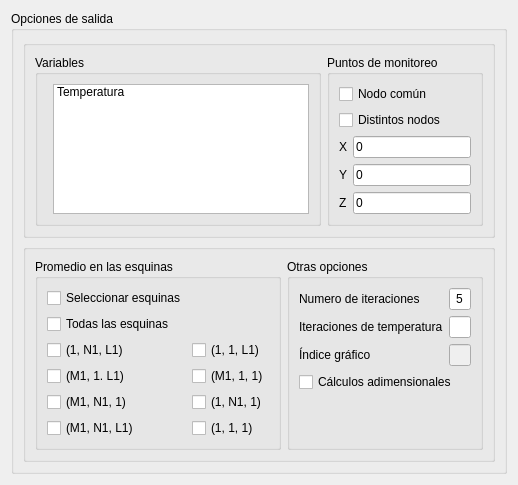
First picture: the form in salida_window/ui/salida_window.ui, repository luisdavidrodm/PrePRODIC3D, before the edit.
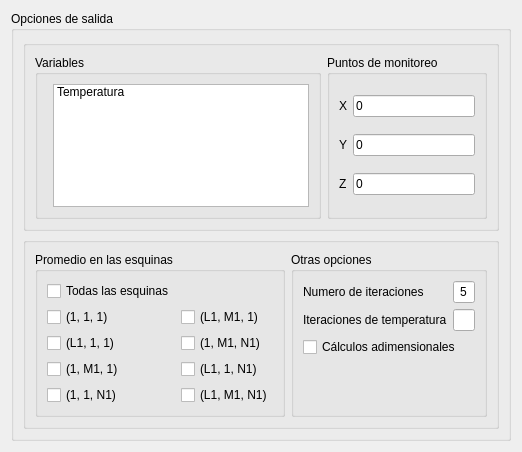
Second picture: the form after the edit.

Commit message: Esquinas en OUTPUT

The edit to the form file:
```diff
--- a/salida_window/ui/salida_window.ui
+++ b/salida_window/ui/salida_window.ui
@@ -6,7 +6,7 @@
    <rect>
     <x>0</x>
     <y>0</y>
-    <width>504</width>
+    <width>520</width>
     <height>452</height>
    </rect>
   </property>
@@ -50,7 +50,7 @@
             <string>Puntos de monitoreo</string>
            </property>
            <layout class="QGridLayout" name="gridLayout">
-            <item row="3" column="1">
+            <item row="1" column="1">
              <widget class="QLineEdit" name="le_y">
               <property name="text">
                <string>0</string>
@@ -58,54 +58,37 @@
              </widget>
             </item>
             <item row="2" column="1">
+             <widget class="QLineEdit" name="le_z">
+              <property name="text">
+               <string>0</string>
+              </property>
+             </widget>
+            </item>
+            <item row="2" column="0">
+             <widget class="QLabel" name="label_3">
+              <property name="text">
+               <string>Z</string>
+              </property>
+             </widget>
+            </item>
+            <item row="0" column="1">
              <widget class="QLineEdit" name="le_x">
               <property name="text">
                <string>0</string>
               </property>
              </widget>
             </item>
-            <item row="0" column="0" colspan="2">
-             <widget class="QCheckBox" name="chb_common_node">
-              <property name="text">
-               <string>Nodo común</string>
-              </property>
-              <property name="tristate">
-               <bool>false</bool>
-              </property>
-             </widget>
-            </item>
-            <item row="1" column="0" colspan="2">
-             <widget class="QCheckBox" name="chb_different_nodes">
-              <property name="text">
-               <string>Distintos nodos</string>
-              </property>
-             </widget>
-            </item>
-            <item row="2" column="0">
-             <widget class="QLabel" name="label">
-              <property name="text">
-               <string>X</string>
-              </property>
-             </widget>
-            </item>
-            <item row="3" column="0">
+            <item row="1" column="0">
              <widget class="QLabel" name="label_2">
               <property name="text">
                <string>Y</string>
               </property>
              </widget>
             </item>
-            <item row="4" column="0">
-             <widget class="QLabel" name="label_3">
+            <item row="0" column="0">
+             <widget class="QLabel" name="label">
               <property name="text">
-               <string>Z</string>
-              </property>
-             </widget>
-            </item>
-            <item row="4" column="1">
-             <widget class="QLineEdit" name="le_z">
-              <property name="text">
-               <string>0</string>
+               <string>X</string>
               </property>
              </widget>
             </item>
@@ -127,82 +110,72 @@
             <string>Promedio en las esquinas</string>
            </property>
            <layout class="QGridLayout" name="gridLayout_2">
-            <item row="1" column="0">
-             <widget class="QCheckBox" name="checkBox_4">
+            <item row="3" column="1">
+             <widget class="QCheckBox" name="chb_corner_7">
+              <property name="text">
+               <string>(L1, 1, N1)</string>
+              </property>
+             </widget>
+            </item>
+            <item row="0" column="0">
+             <widget class="QCheckBox" name="chb_all_corners">
               <property name="text">
                <string>Todas las esquinas</string>
               </property>
              </widget>
             </item>
-            <item row="2" column="0">
-             <widget class="QCheckBox" name="checkBox_5">
-              <property name="text">
-               <string>(1, N1, L1)</string>
-              </property>
-             </widget>
-            </item>
-            <item row="4" column="0">
-             <widget class="QCheckBox" name="checkBox_11">
-              <property name="text">
-               <string>(M1, N1, 1)</string>
-              </property>
-             </widget>
-            </item>
             <item row="3" column="0">
              <widget class="QCheckBox" name="checkBox_8">
               <property name="text">
-               <string>(M1, 1. L1)</string>
+               <string>(1, M1, 1)</string>
               </property>
              </widget>
             </item>
-            <item row="0" column="0">
-             <widget class="QCheckBox" name="checkBox_3">
-              <property name="tabletTracking">
-               <bool>false</bool>
-              </property>
+            <item row="1" column="1">
+             <widget class="QCheckBox" name="chb_corner_5">
               <property name="text">
-               <string>Seleccionar esquinas</string>
+               <string>(L1, M1, 1)</string>
               </property>
               <property name="tristate">
                <bool>true</bool>
               </property>
              </widget>
             </item>
-            <item row="2" column="1">
-             <widget class="QCheckBox" name="checkBox_6">
-              <property name="text">
-               <string>(1, 1, L1)</string>
-              </property>
-             </widget>
-            </item>
-            <item row="3" column="1">
-             <widget class="QCheckBox" name="checkBox_9">
-              <property name="text">
-               <string>(M1, 1, 1)</string>
-              </property>
-             </widget>
-            </item>
-            <item row="4" column="1">
-             <widget class="QCheckBox" name="checkBox_12">
-              <property name="text">
-               <string>(1, N1, 1)</string>
-              </property>
-             </widget>
-            </item>
-            <item row="5" column="0">
-             <widget class="QCheckBox" name="checkBox_10">
-              <property name="text">
-               <string>(M1, N1, L1)</string>
-              </property>
-             </widget>
-            </item>
-            <item row="5" column="1">
-             <widget class="QCheckBox" name="checkBox_7">
+            <item row="1" column="0">
+             <widget class="QCheckBox" name="chb_corner_1">
               <property name="text">
                <string>(1, 1, 1)</string>
               </property>
              </widget>
             </item>
+            <item row="4" column="0">
+             <widget class="QCheckBox" name="chb_corner_4">
+              <property name="text">
+               <string>(1, 1, N1)</string>
+              </property>
+             </widget>
+            </item>
+            <item row="4" column="1">
+             <widget class="QCheckBox" name="chb_corner_8">
+              <property name="text">
+               <string>(L1, M1, N1)</string>
+              </property>
+             </widget>
+            </item>
+            <item row="2" column="1">
+             <widget class="QCheckBox" name="chb_corner_6">
+              <property name="text">
+               <string>(1, M1, N1)</string>
+              </property>
+             </widget>
+            </item>
+            <item row="2" column="0">
+             <widget class="QCheckBox" name="chb_corner_2">
+              <property name="text">
+               <string>(L1, 1, 1)</string>
+              </property>
+             </widget>
+            </item>
            </layout>
           </widget>
          </item>
@@ -229,27 +202,6 @@
               </property>
              </widget>
             </item>
-            <item row="2" column="0">
-             <widget class="QLabel" name="label_5">
-              <property name="text">
-               <string>Índice gráfico</string>
-              </property>
-             </widget>
-            </item>
-            <item row="2" column="1">
-             <widget class="QLineEdit" name="lineEdit_5">
-              <property name="enabled">
-               <bool>false</bool>
-              </property>
-             </widget>
-            </item>
-            <item row="3" column="0" colspan="2">
-             <widget class="QCheckBox" name="chb_dimensionless">
-              <property name="text">
-               <string>Cálculos adimensionales</string>
-              </property>
-             </widget>
-            </item>
             <item row="1" column="0">
              <widget class="QLabel" name="label_6">
               <property name="text">
@@ -264,6 +216,13 @@
               </property>
              </widget>
             </item>
+            <item row="2" column="0" colspan="2">
+             <widget class="QCheckBox" name="chb_dimensionless">
+              <property name="text">
+               <string>Cálculos adimensionales</string>
+              </property>
+             </widget>
+            </item>
            </layout>
           </widget>
          </item>
```
Left out of the diff: 5 changed lines with no effect on the pictures. The commit also changes 3 other files.
